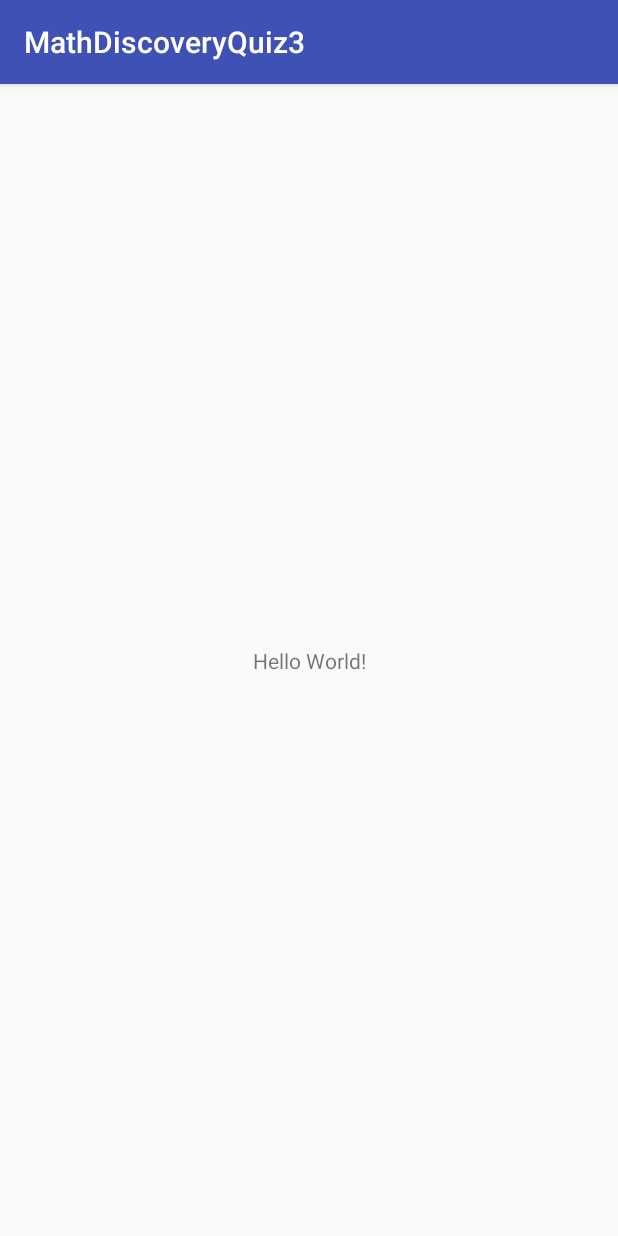
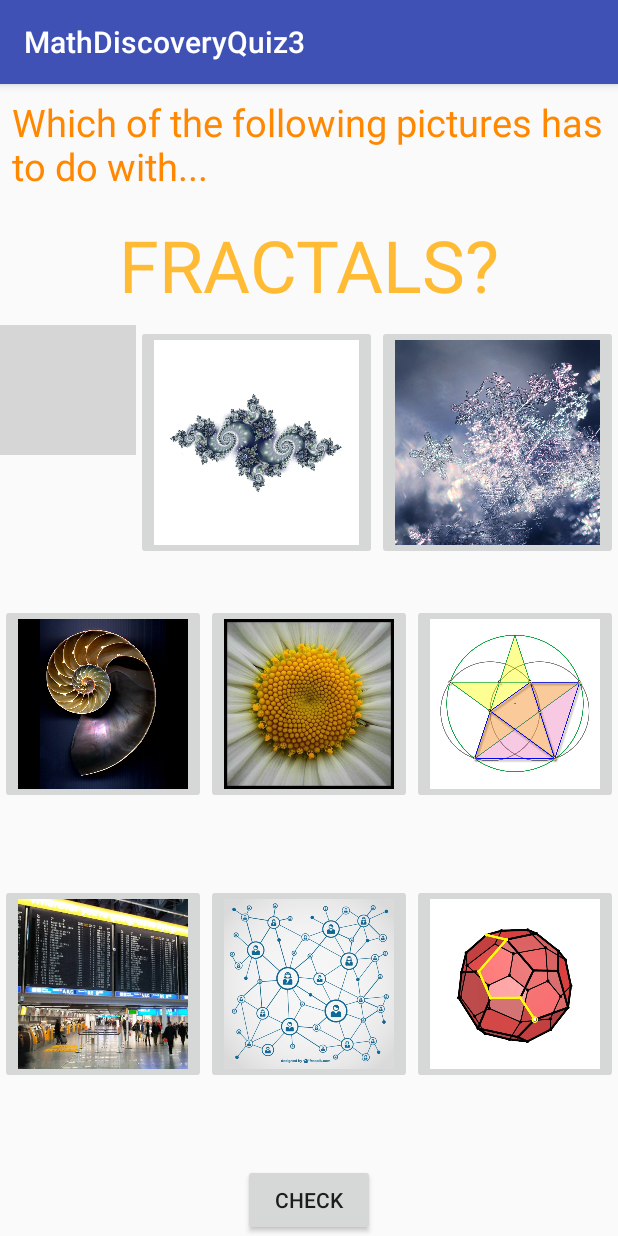
Before and after one commit to jxm-math/MathDiscoveryQuiz3, an Android app: the screen it shows after launch (MainActivity), on a phone screen of 412 x 824 dp. Run offline under Robolectric (Android 15) with nearby library versions, the phone set to English and light mode, and no system bars; grey boxes are pictures that could not be loaded.

Commit message:
Feat: basic layout

```diff
--- a/app/src/main/res/layout/activity_main.xml
+++ b/app/src/main/res/layout/activity_main.xml
@@ -1,18 +1,164 @@
 <?xml version="1.0" encoding="utf-8"?>
-<android.support.constraint.ConstraintLayout xmlns:android="http://schemas.android.com/apk/res/android"
+<LinearLayout xmlns:android="http://schemas.android.com/apk/res/android"
     xmlns:app="http://schemas.android.com/apk/res-auto"
     xmlns:tools="http://schemas.android.com/tools"
     android:layout_width="match_parent"
     android:layout_height="match_parent"
+    android:orientation="vertical"
     tools:context="com.example.android.mathdiscoveryquiz3.MainActivity">
+
+    <TextView
+        android:layout_width="match_parent"
+        android:layout_height="wrap_content"
+        android:layout_weight="0"
+        android:padding="8dp"
+        android:text="Which of the following pictures has to do with..."
+        android:textColor="@android:color/holo_orange_dark"
+        android:textSize="25sp" />
 
     <TextView
         android:layout_width="wrap_content"
         android:layout_height="wrap_content"
-        android:text="Hello World!"
-        app:layout_constraintBottom_toBottomOf="parent"
-        app:layout_constraintLeft_toLeftOf="parent"
-        app:layout_constraintRight_toRightOf="parent"
-        app:layout_constraintTop_toTopOf="parent" />
+        android:layout_gravity="center"
+        android:layout_weight="0"
+        android:padding="8dp"
+        android:text="fractals?"
+        android:textAllCaps="true"
+        android:textColor="@android:color/holo_orange_light"
+        android:textSize="48sp" />
 
-</android.support.constraint.ConstraintLayout>
+    <LinearLayout
+        android:layout_width="match_parent"
+        android:layout_height="0dp"
+        android:layout_weight="1"
+        android:orientation="horizontal">
+
+        <View
+            android:layout_width="0dp"
+            android:layout_height="match_parent"
+            android:layout_weight="1" />
+
+        <LinearLayout
+            android:layout_width="wrap_content"
+            android:layout_height="match_parent"
+            android:layout_weight="0"
+            android:orientation="vertical">
+
+
+            <LinearLayout
+                android:layout_width="wrap_content"
+                android:layout_height="0dp"
+                android:layout_gravity="center"
+                android:layout_weight="1"
+                android:orientation="horizontal">
+
+                <ImageButton
+                    android:layout_width="0dp"
+                    android:layout_height="wrap_content"
+                    android:layout_weight="1"
+                    android:adjustViewBounds="true"
+                    android:scaleType="centerInside"
+                    android:src="@drawable/fractal1" />
+
+                <ImageButton
+                    android:layout_width="0dp"
+                    android:layout_height="wrap_content"
+                    android:layout_weight="1"
+                    android:adjustViewBounds="true"
+                    android:scaleType="centerInside"
+                    android:src="@drawable/fractal2" />
+
+                <ImageButton
+                    android:layout_width="0dp"
+                    android:layout_height="wrap_content"
+                    android:layout_weight="1"
+                    android:adjustViewBounds="true"
+                    android:scaleType="centerInside"
+                    android:src="@drawable/fractal3" />
+
+            </LinearLayout>
+
+            <LinearLayout
+                android:layout_width="wrap_content"
+                android:layout_height="0dp"
+                android:layout_gravity="center"
+                android:layout_weight="1"
+                android:orientation="horizontal">
+
+                <ImageButton
+                    android:layout_width="0dp"
+                    android:layout_height="wrap_content"
+                    android:layout_weight="1"
+                    android:adjustViewBounds="true"
+                    android:scaleType="centerInside"
+                    android:src="@drawable/golden1" />
+
+                <ImageButton
+                    android:layout_width="0dp"
+                    android:layout_height="wrap_content"
+                    android:layout_weight="1"
+                    android:adjustViewBounds="true"
+                    android:scaleType="centerInside"
+                    android:src="@drawable/golden2" />
+
+                <ImageButton
+                    android:layout_width="0dp"
+                    android:layout_height="wrap_content"
+                    android:layout_weight="1"
+                    android:adjustViewBounds="true"
+                    android:scaleType="centerInside"
+                    android:src="@drawable/golden3" />
+
+            </LinearLayout>
+
+
+            <LinearLayout
+                android:layout_width="wrap_content"
+                android:layout_height="0dp"
+                android:layout_gravity="center"
+                android:layout_weight="1"
+                android:orientation="horizontal">
+
+                <ImageButton
+                    android:layout_width="0dp"
+                    android:layout_height="wrap_content"
+                    android:layout_weight="1"
+                    android:adjustViewBounds="true"
+                    android:scaleType="centerInside"
+                    android:src="@drawable/simplex1" />
+
+                <ImageButton
+                    android:layout_width="0dp"
+                    android:layout_height="wrap_content"
+                    android:layout_weight="1"
+                    android:adjustViewBounds="true"
+                    android:scaleType="centerInside"
+                    android:src="@drawable/simplex2" />
+
+                <ImageButton
+                    android:layout_width="0dp"
+                    android:layout_height="wrap_content"
+                    android:layout_weight="1"
+                    android:adjustViewBounds="true"
+                    android:scaleType="centerInside"
+                    android:src="@drawable/simplex3" />
+
+            </LinearLayout>
+
+        </LinearLayout>
+
+        <View
+            android:layout_width="0dp"
+            android:layout_height="match_parent"
+            android:layout_weight="1" />
+
+    </LinearLayout>
+
+    <Button
+        android:layout_width="wrap_content"
+        android:layout_height="wrap_content"
+        android:layout_gravity="center"
+        android:layout_weight="0"
+        android:text="check" />
+
+</LinearLayout>
```
